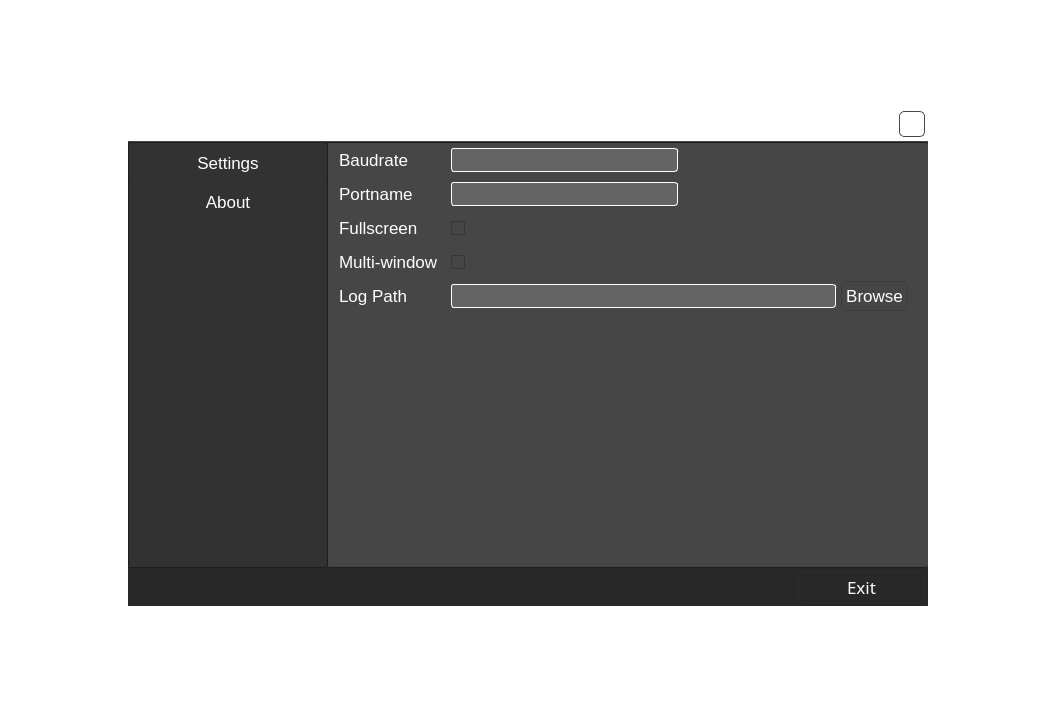
UCSolarCarTeam/Delta-Desktop-Client-Telemetry, file EscapeDialog.ui: the form before one commit.
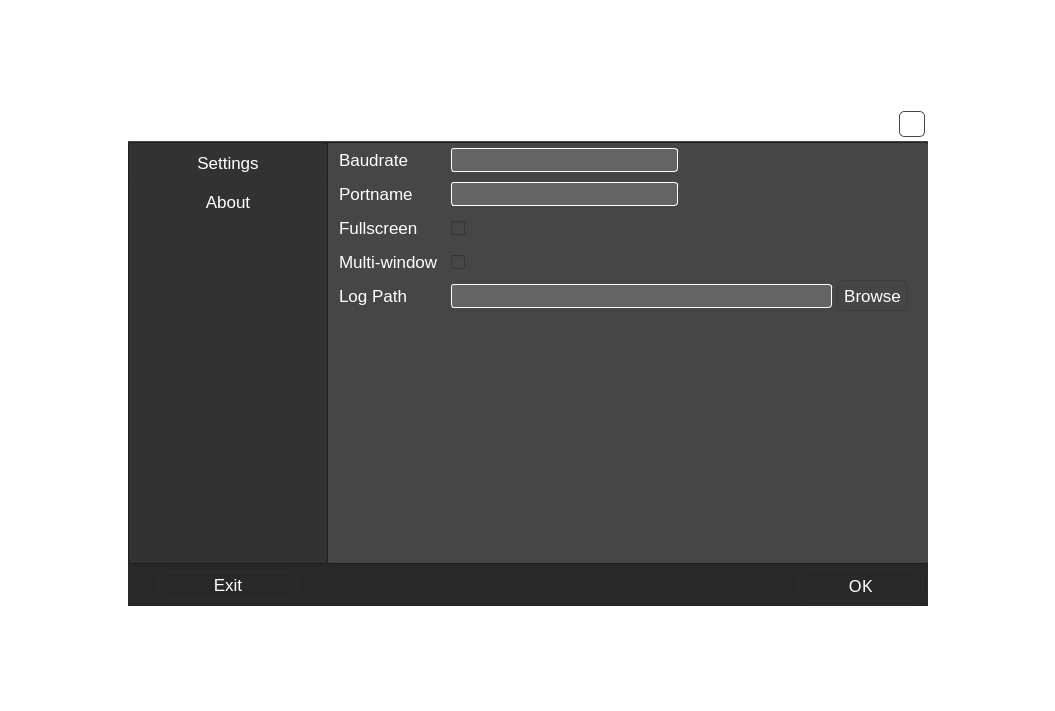
The form after the commit. Icons and pictures are not drawn.

The edit to the form file:
```diff
--- a/EscapeDialog.ui
+++ b/EscapeDialog.ui
@@ -48,30 +48,6 @@
    <property name="spacing">
     <number>0</number>
    </property>
-   <item row="4" column="1">
-    <widget class="QWidget" name="backgroundWidget" native="true">
-     <property name="styleSheet">
-      <string notr="true">background: rgb(51,51,51);</string>
-     </property>
-     <layout class="QGridLayout" name="gridLayout_4">
-      <property name="leftMargin">
-       <number>0</number>
-      </property>
-      <property name="topMargin">
-       <number>0</number>
-      </property>
-      <property name="rightMargin">
-       <number>0</number>
-      </property>
-      <property name="bottomMargin">
-       <number>0</number>
-      </property>
-      <property name="spacing">
-       <number>0</number>
-      </property>
-     </layout>
-    </widget>
-   </item>
    <item row="0" column="1">
     <spacer name="topSpacer">
      <property name="orientation">
@@ -85,7 +61,7 @@
      </property>
     </spacer>
    </item>
-   <item row="9" column="1">
+   <item row="8" column="1">
     <spacer name="lowerSpacer">
      <property name="orientation">
       <enum>Qt::Vertical</enum>
@@ -544,7 +520,7 @@
                    <property name="maximumSize">
                     <size>
                      <width>16777210</width>
-                     <height>30</height>
+                     <height>31</height>
                     </size>
                    </property>
                    <property name="styleSheet">
@@ -552,7 +528,7 @@
 border: 1px solid rgb(60,60,60);
 border-radius: 7px;
 background-image: url(:/Resources/BrowseButton.png);
-padding: 4px;</string>
+padding: 6px;</string>
                    </property>
                    <property name="text">
                     <string>Browse</string>
@@ -581,7 +557,48 @@
           </layout>
          </item>
          <item>
+          <widget class="QWidget" name="bottomBarWidget" native="true">
+           <property name="minimumSize">
+            <size>
+             <width>0</width>
+             <height>30</height>
+            </size>
+           </property>
+           <layout class="QHBoxLayout" name="horizontalLayout">
+            <property name="spacing">
+             <number>0</number>
+            </property>
+            <property name="leftMargin">
+             <number>0</number>
+            </property>
+            <property name="topMargin">
+             <number>0</number>
+            </property>
+            <property name="rightMargin">
+             <number>0</number>
+            </property>
+            <property name="bottomMargin">
+             <number>0</number>
+            </property>
+            <item>
           <widget class="QPushButton" name="exitPushButton">
+              <property name="styleSheet">
+               <string notr="true">padding: 3px;
+margin: 5px;
+margin-left:30px;
+margin-right: 230px;
+color: rgb(255,255,255);
+border: 1px solid rgb(45,45,45);
+border-radius: 7px;
+background-image: url(:/Resources/BrowseButton.png);</string>
+              </property>
+              <property name="text">
+               <string>Exit</string>
+              </property>
+             </widget>
+            </item>
+            <item>
+             <widget class="QPushButton" name="okPushButton">
            <property name="minimumSize">
             <size>
              <width>0</width>
@@ -605,16 +622,21 @@
            </property>
            <property name="styleSheet">
             <string notr="true">padding: 3px;
-margin: 3px;
-margin-left:670px;
+margin: 5px;
+margin-left: 270px;
 color: rgb(255,255,255);
 border: 1px solid rgb(45,45,45);
 border-radius: 7px;
 background-image: url(:/Resources/BrowseButton.png);</string>
            </property>
            <property name="text">
-            <string>Exit</string>
-           </property>
+               <string>OK</string>
+              </property>
+             </widget>
+            </item>
+           </layout>
+           <zorder>okPushButton</zorder>
+           <zorder>exitPushButton</zorder>
           </widget>
          </item>
         </layout>
```
Left out of the diff: 82 changed lines with no effect on the pictures. Lines whose indentation alone changed are shown as unchanged.
